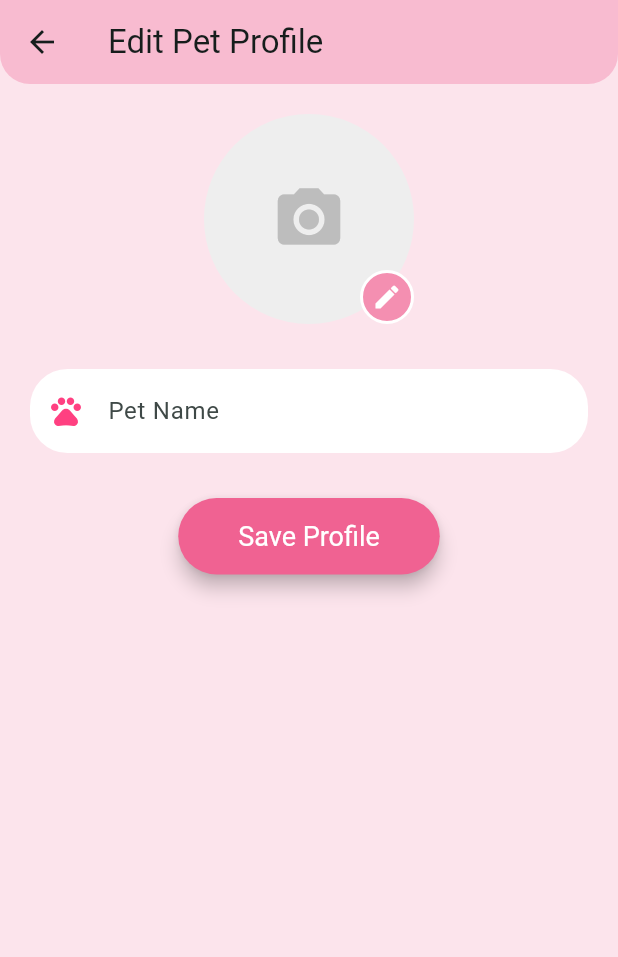
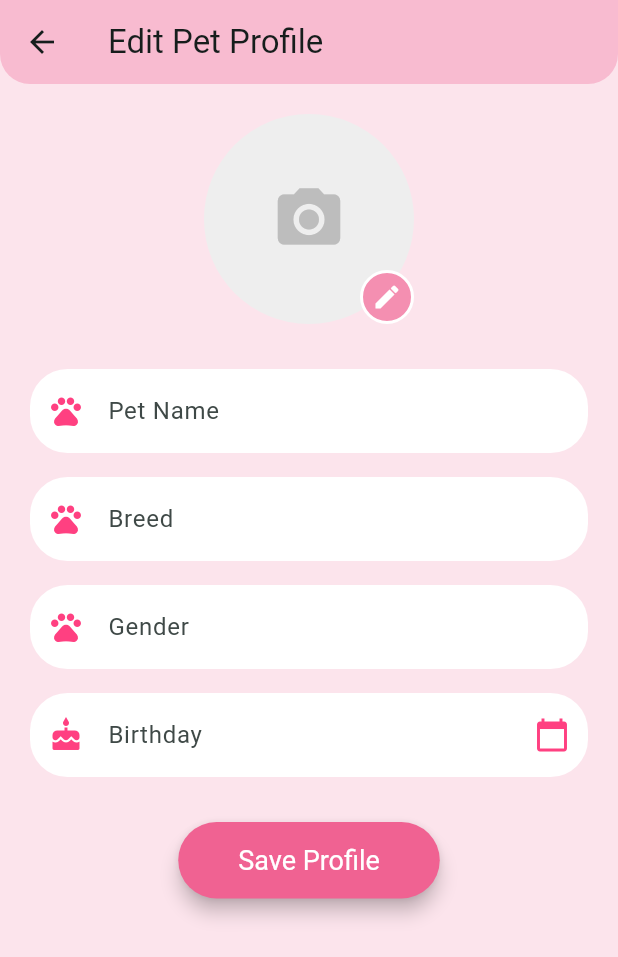
Before and after one commit to npmcry/PetMD, a Flutter app: the EditPetProfileScreen screen opened directly, on a phone screen of 412 x 824 dp. Shown: the top 957 px of the screen. Run offline on Flutter 3.47's test engine with Material 3 defaults, Android fonts, the phone set to English and light mode, and no system bars; our stand-ins replace font_awesome_flutter, image_picker, shared_preferences; accounts and stored records are empty.

Commit message:
Pet PFP UI Updates

```diff
--- a/lib/screens/edit_pet_profile_screen.dart
+++ b/lib/screens/edit_pet_profile_screen.dart
@@ -2,12 +2,16 @@ import 'dart:io';
 import 'package:flutter/material.dart';
 import 'package:image_picker/image_picker.dart';
 import 'package:shared_preferences/shared_preferences.dart';
+import 'package:intl/intl.dart';
 
 class EditPetProfileScreen extends StatefulWidget {
   final String? initialName;
   final String? initialImagePath;
+  final String? initialBreed;
+  final String? initialGender;
+  final String? initialBirthday;
 
-  const EditPetProfileScreen({Key? key, this.initialName, this.initialImagePath}) : super(key: key);
+  const EditPetProfileScreen({Key? key, this.initialName, this.initialImagePath, this.initialBreed, this.initialGender, this.initialBirthday}) : super(key: key);
 
   @override
   State<EditPetProfileScreen> createState() => _EditPetProfileScreenState();
@@ -17,11 +21,21 @@ class _EditPetProfileScreenState extends State<EditPetProfileScreen> {
   final _formKey = GlobalKey<FormState>();
   String? _name;
   File? _image;
+  String? _breed;
+  String? _gender;
+  DateTime? _birthday;
+  TextEditingController _birthdayController = TextEditingController();
 
   @override
   void initState() {
     super.initState();
     _name = widget.initialName;
+    _breed = widget.initialBreed;
+    _gender = widget.initialGender;
+    if (widget.initialBirthday != null) {
+      _birthday = DateTime.tryParse(widget.initialBirthday!);
+      _birthdayController.text = widget.initialBirthday!;
+    }
     if (widget.initialImagePath != null) {
       _image = File(widget.initialImagePath!);
     }
@@ -38,12 +52,30 @@ class _EditPetProfileScreenState extends State<EditPetProfileScreen> {
     });
   }
 
+  Future<void> _selectBirthday(BuildContext context) async {
+    final DateTime? pickedDate = await showDatePicker(
+      context: context,
+      initialDate: _birthday ?? DateTime.now(),
+      firstDate: DateTime(1900),
+      lastDate: DateTime.now(),
+    );
+    if (pickedDate != null) {
+      setState(() {
+        _birthday = pickedDate;
+        _birthdayController.text = DateFormat('yyyy-MM-dd').format(_birthday!);
+      });
+    }
+  }
+
   Future<void> _saveProfile() async {
     if (_formKey.currentState!.validate()) {
       _formKey.currentState!.save();
 
       final prefs = await SharedPreferences.getInstance();
       await prefs.setString('petName', _name!);
+      await prefs.setString('petBreed', _breed ?? '');
+      await prefs.setString('petGender', _gender ?? '');
+      await prefs.setString('petBirthday', _birthdayController.text);
       if (_image != null) {
         await prefs.setString('petImagePath', _image!.path);
       } else {
@@ -76,6 +108,7 @@ class _EditPetProfileScreenState extends State<EditPetProfileScreen> {
         padding: const EdgeInsets.all(20.0), // Increased padding
         child: Form(
           key: _formKey,
+          child: SingleChildScrollView(
             child: Column(
               children: <Widget>[
                 GestureDetector(
@@ -129,6 +162,60 @@ class _EditPetProfileScreenState extends State<EditPetProfileScreen> {
                     _name = value;
                   },
                 ),
+                const SizedBox(height: 16),
+                TextFormField(
+                  initialValue: _breed,
+                  decoration: InputDecoration(
+                    labelText: 'Breed',
+                    border: OutlineInputBorder(
+                      borderRadius: BorderRadius.circular(25.0),
+                      borderSide: BorderSide.none,
+                    ),
+                    filled: true,
+                    fillColor: Colors.white,
+                    prefixIcon: const Icon(Icons.pets, color: Colors.pinkAccent),
+                  ),
+                  onSaved: (value) {
+                    _breed = value;
+                  },
+                ),
+                const SizedBox(height: 16),
+                TextFormField(
+                  initialValue: _gender,
+                  decoration: InputDecoration(
+                    labelText: 'Gender',
+                    border: OutlineInputBorder(
+                      borderRadius: BorderRadius.circular(25.0),
+                      borderSide: BorderSide.none,
+                    ),
+                    filled: true,
+                    fillColor: Colors.white,
+                    prefixIcon: const Icon(Icons.pets, color: Colors.pinkAccent),
+                  ),
+                  onSaved: (value) {
+                    _gender = value;
+                  },
+                ),
+                const SizedBox(height: 16),
+                TextFormField(
+                  controller: _birthdayController,
+                  decoration: InputDecoration(
+                    labelText: 'Birthday',
+                    border: OutlineInputBorder(
+                      borderRadius: BorderRadius.circular(25.0),
+                      borderSide: BorderSide.none,
+                    ),
+                    filled: true,
+                    fillColor: Colors.white,
+                    prefixIcon: const Icon(Icons.cake, color: Colors.pinkAccent),
+                    suffixIcon: IconButton(
+                      icon: const Icon(Icons.calendar_today, color: Colors.pinkAccent),
+                      onPressed: () => _selectBirthday(context),
+                    ),
+                  ),
+                  readOnly: true,
+                  onTap: () => _selectBirthday(context),
+                ),
                 const SizedBox(height: 30),
                 ElevatedButton(
                   style: ElevatedButton.styleFrom(
@@ -148,6 +235,7 @@ class _EditPetProfileScreenState extends State<EditPetProfileScreen> {
             ),
           ),
         ),
+      ),
     );
   }
 }
```
Lines whose indentation alone changed are shown as unchanged.
